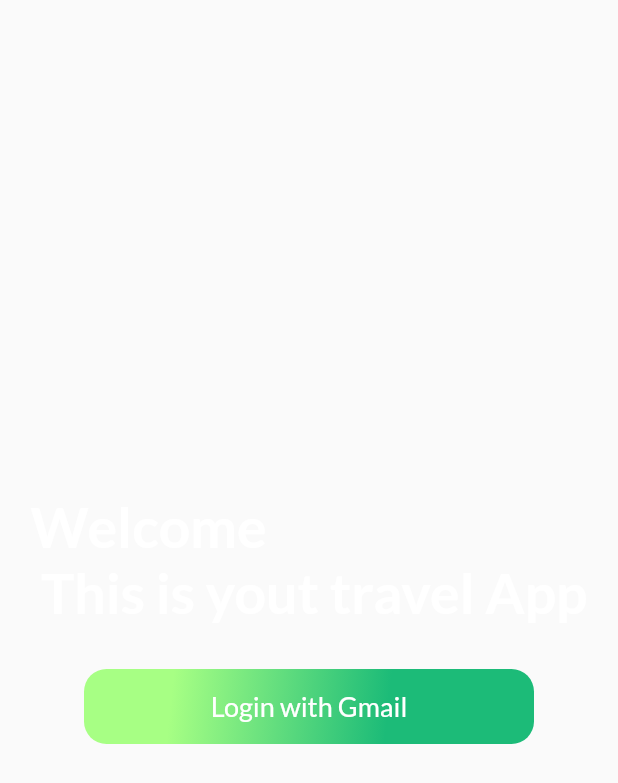
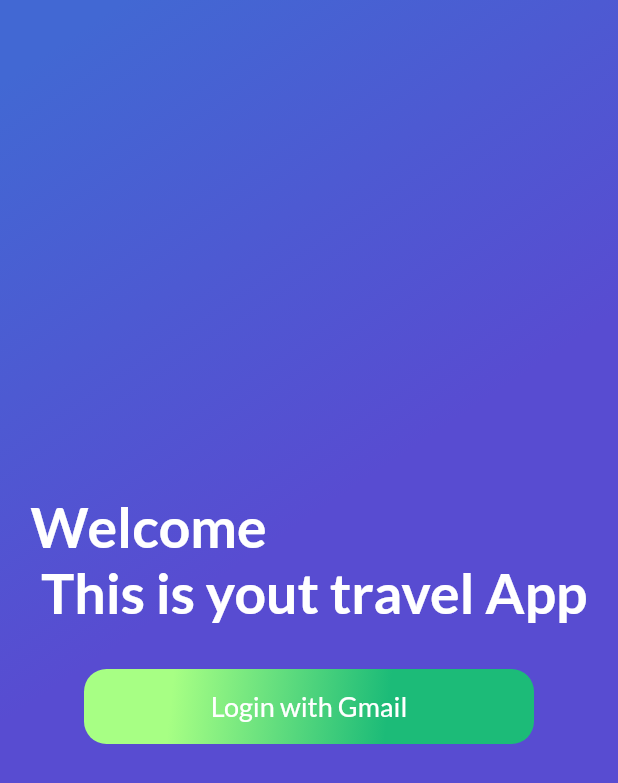
Before and after one commit to daguiheso/flutter-full-app, a Flutter app: the SignIn screen opened directly, on a phone screen of 412 x 824 dp. Shown: the top 783 px of the screen. Run offline on Flutter 3.47's test engine with Material 2 defaults, Android fonts, the phone set to English and light mode, and no system bars; our stand-ins replace firebase_core, google_fonts; missing offline and left inert: generic_bloc_provider; accounts and stored records are empty.

Commit message:
fix(gradient_back): adjust height constructor

```diff
--- a/lib/widgets/gradient_back.dart
+++ b/lib/widgets/gradient_back.dart
@@ -3,7 +3,7 @@
 
 class GradientBack extends StatelessWidget {
   final String title;
-  final double height = 0.0;
+  final double height;
 
   const GradientBack({Key? key, required this.title, required this.height})
       : super(key: key);
```
